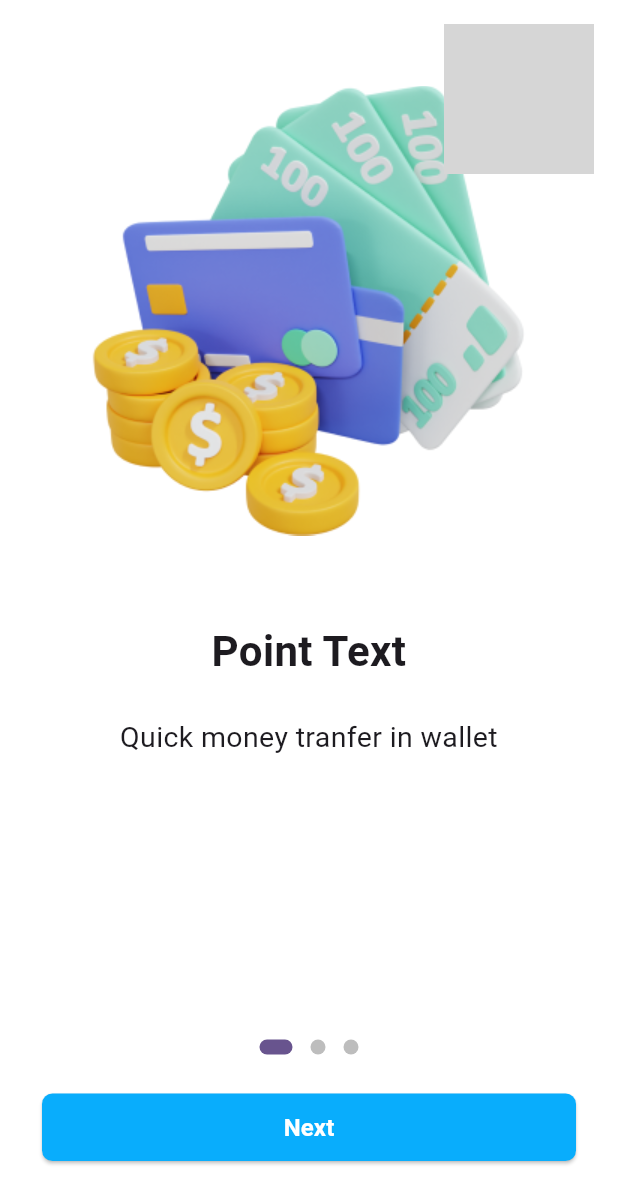
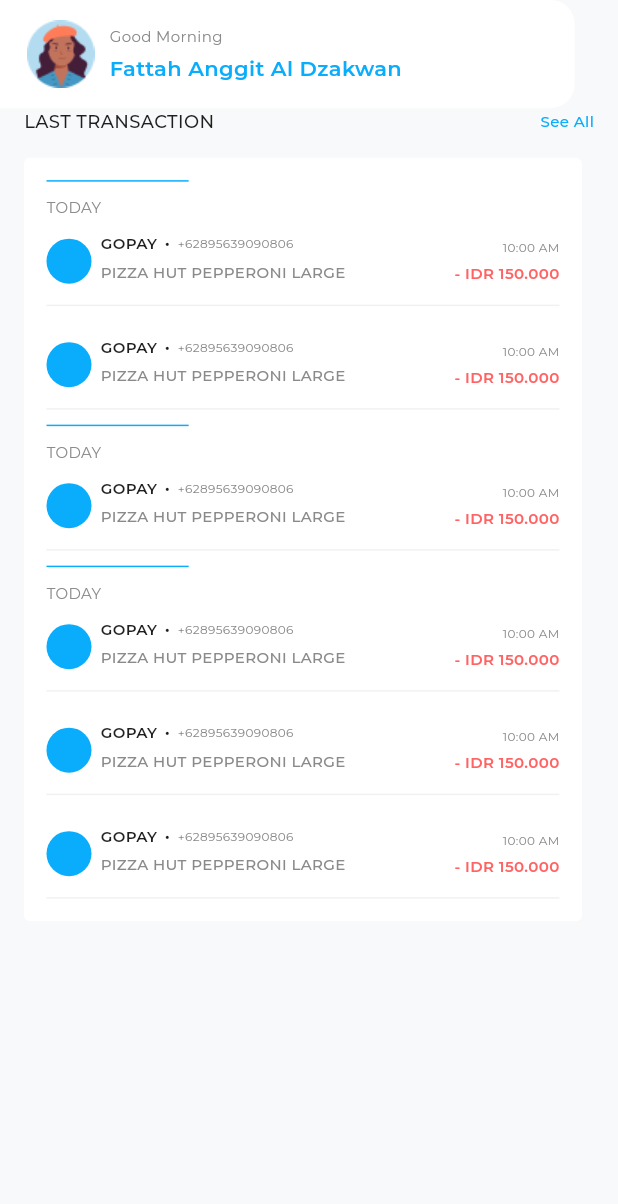
Before and after one commit to Fadzaa/flutter-weMoney-getx, a Flutter app: the screen it shows after launch, on a phone screen of 412 x 824 dp. Shown: the top 1204 px of the screen. Run offline on Flutter 3.47's test engine with Material 2 defaults, Android fonts, the phone set to English and light mode, and no system bars; drawn by our look-alikes of introduction_screen; our stand-ins replace get, google_fonts; grey boxes are pictures that could not be loaded.

Commit message:
feat: [FA] add home page

```diff
--- /dev/null
+++ b/lib/app/features/home_page/components/list_transaction.dart
@@ -0,0 +1,146 @@
+import 'package:flutter/material.dart';
+import 'package:we_money_getx/app/global_components/common_heading.dart';
+import 'package:we_money_getx/common/helper/index.dart';
+
+class ListTransaction extends StatelessWidget {
+  const ListTransaction({super.key});
+
+  @override
+  Widget build(BuildContext context) {
+    double width = MediaQuery.of(context).size.width;
+    double height = MediaQuery.of(context).size.height;
+    return Column(
+      crossAxisAlignment: CrossAxisAlignment.start,
+      children: [
+
+        Row(
+          mainAxisAlignment: MainAxisAlignment.spaceBetween,
+          children: [
+            Text(
+              "LAST TRANSACTION",
+              style: tsHeading,
+            ),
+            Text(
+              "See All",
+              style: tsPrimaryMedium,
+            )
+          ],
+        ),
+
+        Container(
+          margin: EdgeInsets.only(top: 16),
+          padding: EdgeInsets.fromLTRB(15, 15, 15, 5),
+          decoration: BoxDecoration(
+              color: Colors.white, borderRadius: BorderRadius.circular(4)),
+          child: Column(
+            crossAxisAlignment: CrossAxisAlignment.start,
+            children: [
+
+              CommonHeading(text: "Today"),
+
+              TransactionLayout(),
+              TransactionLayout(),
+
+              CommonHeading(text: "Today"),
+
+              TransactionLayout(),
+
+              CommonHeading(text: "Today"),
+              TransactionLayout(),
+              TransactionLayout(),
+              TransactionLayout(),
+
+            ],
+          ),
+        ),
+
+
+      ],
+    );
+  }
+}
+
+
+
+
+
+class TransactionLayout extends StatelessWidget {
+  const TransactionLayout({super.key});
+
+  @override
+  Widget build(BuildContext context) {
+    double width = MediaQuery.of(context).size.width;
+    double height = MediaQuery.of(context).size.height;
+    return Container(
+      width: width * 0.83,
+
+      margin: EdgeInsets.only(top: 10, bottom: 10),
+      child: Column(
+        children: [
+          Row(
+            mainAxisAlignment: MainAxisAlignment.spaceBetween,
+            children: [
+              Row(
+                crossAxisAlignment: CrossAxisAlignment.center,
+                children: [
+                  // Image.asset("assets/icon_gopay.png", width: 50, height: 50,),
+                  Container(
+                    width: 30,
+                    height: 30,
+                    decoration: BoxDecoration(
+                        color: primaryColor,
+                        shape: BoxShape.circle
+                    ),
+                  ),
+
+                  SizedBox(
+                    width: 6,
+                  ),
+
+                  Column(
+                    mainAxisAlignment: MainAxisAlignment.spaceBetween,
+                    crossAxisAlignment: CrossAxisAlignment.start,
+                    children: [
+                      Row(
+                        children: [
+                          Text("GOPAY", style: tsCommonHeadingList),
+                          Padding(
+                            padding: const EdgeInsets.symmetric(horizontal: 5),
+                            child: Text("•", style: tsCommonHeadingList),
+                          ),
+                          Text("+62895639090806", style: tsCommonSubheadingList),
+                        ],
+                      ),
+
+                      Padding(
+                        padding: const EdgeInsets.symmetric(vertical: 5.0),
+                        child: Text("PIZZA HUT PEPPERONI LARGE" ,style: tsCommonHeadingCard.copyWith(fontWeight: FontWeight.w500),),
+                      )
+                    ],
+                  ),
+
+                ],
+              ),
+
+              Column(
+                mainAxisAlignment: MainAxisAlignment.spaceBetween,
+                crossAxisAlignment: CrossAxisAlignment.end,
+                children: [
+                  Text("10:00 AM", style: tsCommonSubheadingList),
+                  SizedBox(height: 5,),
+                  Text("- IDR 150.000", style: tsCommonHeadingList.copyWith(color: errorColor)),
+                ],
+              ),
+            ],
+          ),
+          SizedBox(height: 10,),
+          Divider(
+            color: lineColor,
+            height: 1, // Adjust the height of the line
+            thickness: 1, // Adjust the thickness of the line
+          )
+        ],
+      ),
+    );
+  }
+}
--- /dev/null
+++ b/lib/app/features/home_page/home_page_view.dart
@@ -0,0 +1,77 @@
+import 'package:flutter/material.dart';
+import 'package:get/get.dart';
+import 'package:we_money_getx/app/features/home_page/components/balance_overview.dart';
+import 'package:we_money_getx/app/features/home_page/components/list_transaction.dart';
+import 'package:we_money_getx/app/features/home_page/components/total_balance.dart';
+
+import '../../../common/helper/index.dart';
+
+class HomePageView extends GetView {
+  const HomePageView({super.key});
+
+  @override
+  Widget build(BuildContext context) {
+    double width = MediaQuery.of(context).size.width;
+    double height = MediaQuery.of(context).size.height;
+
+    return Scaffold(
+      resizeToAvoidBottomInset: false,
+      backgroundColor: Color(0xFFF7F9FA),
+      body: Column(
+        crossAxisAlignment: CrossAxisAlignment.start,
+        children: [
+          //Heading Section
+          Container(
+            width: width * 0.93,
+            height: height * 0.0875,
+            padding: EdgeInsets.symmetric(horizontal: 18, vertical: 12),
+            decoration: const BoxDecoration(
+              color: Colors.white,
+              borderRadius: BorderRadius.only(
+                  topRight: Radius.circular(16),
+                  bottomRight: Radius.circular(16)),
+            ),
+            child: Row(
+              children: [
+                Image.asset(
+                  "assets/user.png",
+                  width: 45,
+                  height: 45,
+                ),
+                const SizedBox(
+                  width: 10,
+                ),
+                Column(
+                  mainAxisAlignment: MainAxisAlignment.spaceEvenly,
+                  crossAxisAlignment: CrossAxisAlignment.start,
+                  children: [
+                    Text(
+                      "Good Morning",
+                      style: tsCommonHeadingCard,
+                    ),
+                    Text(
+                      "Fattah Anggit Al Dzakwan",
+                      style: tsPrimaryMedium.copyWith(
+                          fontSize: 14, fontWeight: FontWeight.w600),
+                    )
+                  ],
+                )
+              ],
+            ),
+          ),
+
+          // //Total Balance
+          // const TotalBalance(),
+          //
+          // //Balance Used and Limit Balance
+          // const BalanceOverview(),
+
+          Padding(
+            padding: const EdgeInsets.symmetric(horizontal: 16),
+            child: const ListTransaction(),
+          )
+        ],
+      ),
+    );
+  }
+}
--- /dev/null
+++ b/lib/app/global_components/common_heading.dart
@@ -0,0 +1,31 @@
+import 'package:flutter/material.dart';
+
+import '../../common/helper/index.dart';
+
+class CommonHeading extends StatelessWidget {
+   const CommonHeading({
+    required this.text,
+    super.key
+  });
+
+   final String text;
+
+  @override
+  Widget build(BuildContext context) {
+    return Column(
+      crossAxisAlignment: CrossAxisAlignment.start,
+      children: [
+        Container(
+          color: primaryColor,
+          height: 1,
+          width: MediaQuery.of(context).size.width * 0.23,
+          margin: EdgeInsets.only(bottom: 10),
+        ),
+        Text(
+          text.toUpperCase(),
+          style: tsCommonHeadingCard,
+        ),
+      ],
+    );
+  }
+}
--- /dev/null
+++ b/lib/common/helper/index.dart
@@ -0,0 +1,2 @@
+export 'colors.dart';
+export 'textstyle.dart';
--- a/lib/common/routes/app_pages.dart
+++ b/lib/common/routes/app_pages.dart
@@ -1,4 +1,5 @@
 import 'package:get/get.dart';
+import 'package:we_money_getx/app/features/home_page/home_page_view.dart';
 import 'package:we_money_getx/app/index.dart';
 
 part 'app_routes.dart';
@@ -6,7 +7,7 @@ part 'app_routes.dart';
 class AppPages {
   AppPages._();
 
-  static const INITIAL = Routes.ONBOARDING_SCREEN;
+  static const INITIAL = Routes.HOME_PAGE;
 
   static final routes = [
     GetPage(
@@ -29,5 +30,10 @@ class AppPages {
         page: () => OnboardingScreenView(),
         binding: OnboardingScreenBinding(),
         transition: Transition.noTransition),
+    GetPage(
+        name: _Paths.HOMEPAGE,
+        page: () => HomePageView(),
+        // binding: OnboardingScreenBinding(),
+        transition: Transition.noTransition),
   ];
 }
--- a/lib/common/routes/app_routes.dart
+++ b/lib/common/routes/app_routes.dart
@@ -6,6 +6,7 @@ abstract class Routes {
   static const REGISTER_SCREEN = _Paths.REGISTER_SCREEN;
   static const LOGIN_SCREEN = _Paths.LOGIN_SCREEN;
   static const ONBOARDING_SCREEN = _Paths.ONBOARDING_SCREEN;
+  static const HOME_PAGE = _Paths.HOMEPAGE;
 }
 
 abstract class _Paths {
@@ -14,5 +15,6 @@ abstract class _Paths {
   static const REGISTER_SCREEN = '/register-screen';
   static const LOGIN_SCREEN = '/login-screen';
   static const ONBOARDING_SCREEN = '/onboarding-screen';
+  static const HOMEPAGE = '/home-page';
 
 }
--- a/pubspec.yaml
+++ b/pubspec.yaml
@@ -33,6 +33,7 @@ dependencies:
   get: ^4.6.5
   google_fonts:
   introduction_screen: ^3.1.12
+  flutter_svg: ^2.0.9
 
 
   # The following adds the Cupertino Icons font to your application.
@@ -64,6 +65,7 @@ flutter:
   # To add assets to your application, add an assets section, like this:
   assets:
     - assets/
+    - assets/icon/
 
   # An image asset can refer to one or more resolution-specific "variants", see
   # https://flutter.dev/assets-and-images/#resolution-aware
```
Also changed, not shown: lib/app/features/home_page/components/balance_overview.dart (added, +85 -0 lines), lib/app/features/home_page/components/total_balance.dart (added, +154 -0 lines), lib/common/helper/textstyle.dart (+16 -0 lines), assets/details_balance.png (added), assets/icon_bri.png (added), assets/icon_details_balance.svg (added), assets/icon_gopay.png (added), assets/user.png (added), pubspec.lock.
